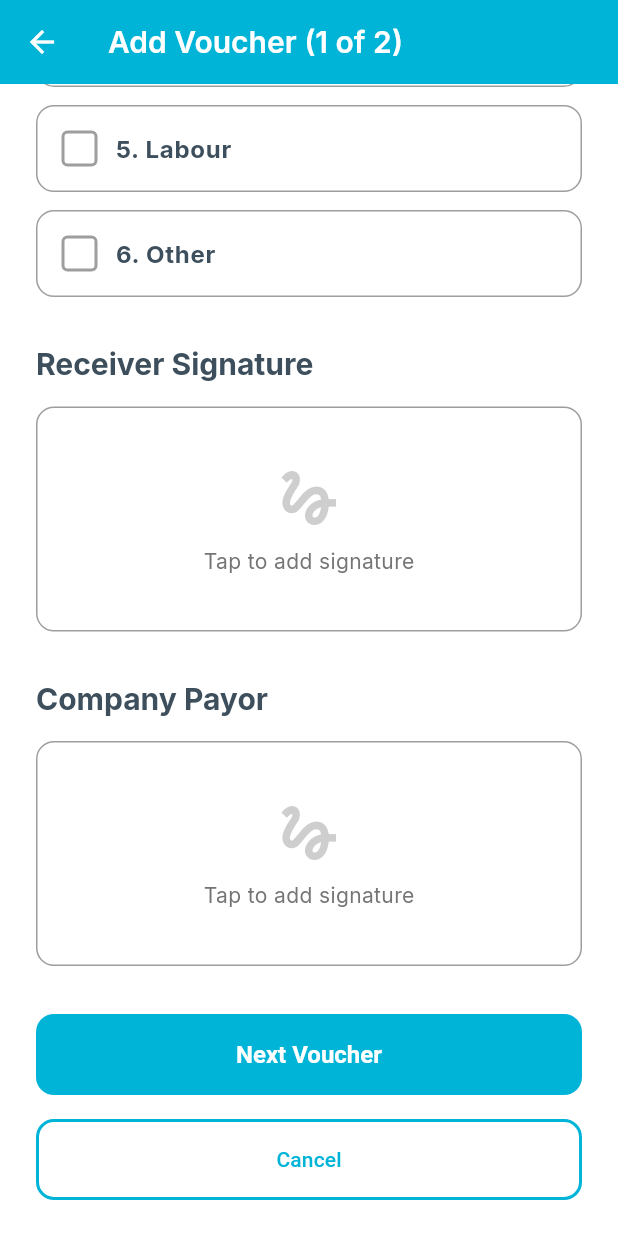
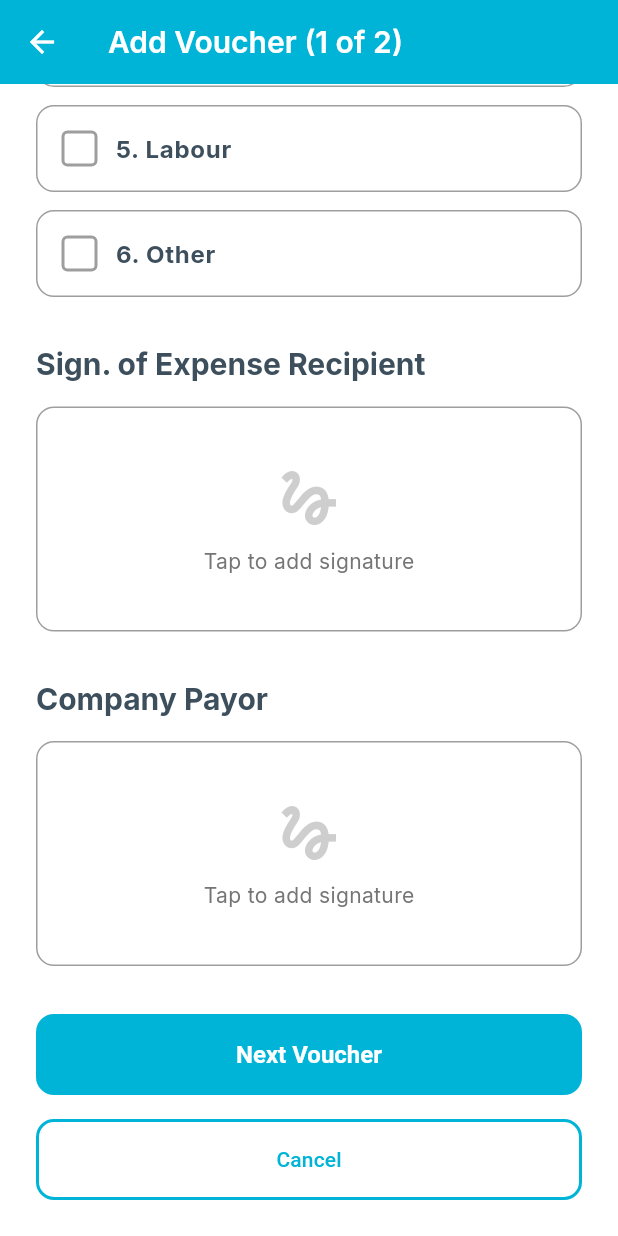
Before and after one commit to raman04-byte/dev, a Flutter app: the AddVoucherPage screen opened by its route, scrolled down 1348 dp, on a phone screen of 412 x 824 dp. Run offline on Flutter 3.47's test engine with Material 3 defaults, Android fonts, the phone set to English and light mode, and no system bars; our stand-ins replace appwrite, google_fonts, hive, hive_flutter, image_picker, share_plus and 2 more; missing offline and left inert: syncfusion_flutter_pdf, syncfusion_flutter_pdfviewer; accounts and stored records are empty; statements that could not run were skipped.

Commit message:
receiver sign

```diff
--- a/lib/core/services/pdf_service.dart
+++ b/lib/core/services/pdf_service.dart
@@ -877,7 +877,7 @@ class PdfService {
     }
 
     graphics.drawString(
-      'Receiver Sign:',
+      'Sign. of Expense Recipient:',
       PdfStandardFont(PdfFontFamily.helvetica, 9, style: PdfFontStyle.bold),
       bounds: Rect.fromLTWH(200, yOffset + 10, 180, 30),
       brush: PdfBrushes.black,
--- a/lib/features/voucher/presentation/pages/add_voucher_page.dart
+++ b/lib/features/voucher/presentation/pages/add_voucher_page.dart
@@ -821,7 +821,7 @@ class _AddVoucherPageState extends State<AddVoucherPage> {
 
                 // Receiver Signature Section
                 Text(
-                  'Receiver Signature',
+                  'Sign. of Expense Recipient',
                   style: Theme.of(context).textTheme.titleLarge?.copyWith(
                     color: AppColors.primaryNavy,
                     fontWeight: FontWeight.bold,
--- a/lib/features/voucher/presentation/pages/state_vouchers_page.dart
+++ b/lib/features/voucher/presentation/pages/state_vouchers_page.dart
@@ -584,7 +584,7 @@ class _StateVouchersPageState extends State<StateVouchersPage> {
                           crossAxisAlignment: CrossAxisAlignment.start,
                           children: [
                             Text(
-                              'Receiver Signature',
+                              'Sign. of Expense Recipient',
                               style: Theme.of(context).textTheme.bodySmall
                                   ?.copyWith(
                                     color: AppColors.textSecondary,
```
